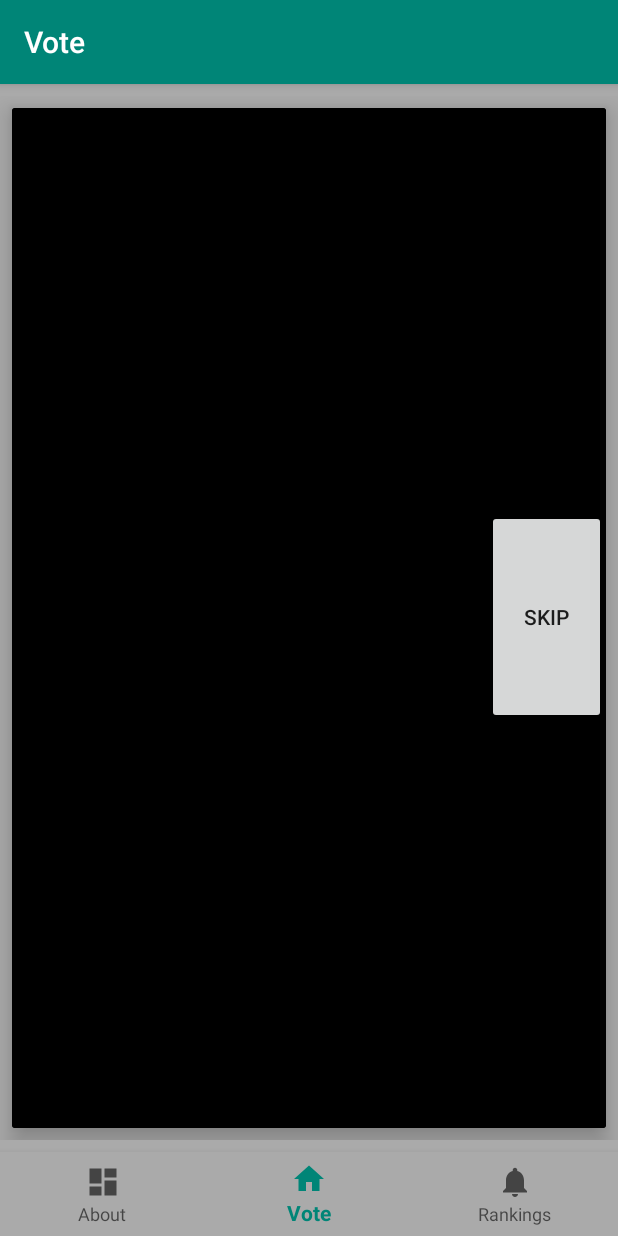
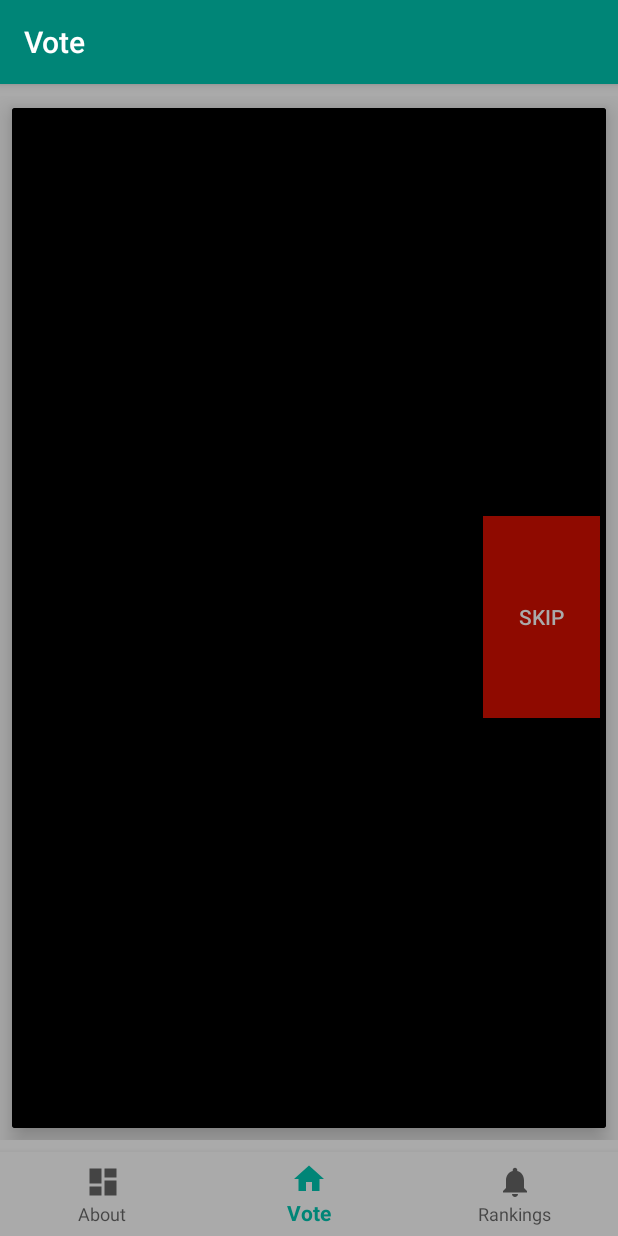
Before and after one commit to JPUF/SoulsBorneBossRanker, an Android app: the screen it shows after launch (VoteActivity), item 2 of the bottom bar chosen, on a phone screen of 412 x 824 dp. Run offline under Robolectric (Android 15) with nearby library versions, the phone set to English and light mode, and no system bars; our stand-ins replace Firebase (no records; nobody signed in at launch, a user with empty details on screens opened directly), Room's generated code; libraries missing offline, so code that uses them is left out: android.arch.persistence; 13 statements that could not run were skipped.

Commit message:
Font changes. Realised that it still crashes on startup because of local db.

```diff
--- a/app/src/main/java/com/example/soulsbornebossranker/RankingActivity.java
+++ b/app/src/main/java/com/example/soulsbornebossranker/RankingActivity.java
@@ -29,6 +29,7 @@ public class RankingActivity extends AppCompatActivity {
     BottomNavigationView navigation;
     Spinner rankingPicker;
     LinearLayout ranking_layout;
+    Typeface font;
 
     private BottomNavigationView.OnNavigationItemSelectedListener mOnNavigationItemSelectedListener
             = new BottomNavigationView.OnNavigationItemSelectedListener() {
@@ -56,6 +57,8 @@ public class RankingActivity extends AppCompatActivity {
         setContentView(R.layout.activity_ranking);
 
         rankingController = new RankingController(this);
+
+        font = Typeface.createFromAsset(getAssets(),"fonts/OptimusPrincepsSemiBold.ttf");
 
         navigation = (BottomNavigationView) findViewById(R.id.navigation);
         navigation.setOnNavigationItemSelectedListener(mOnNavigationItemSelectedListener);
@@ -159,6 +162,8 @@ public class RankingActivity extends AppCompatActivity {
         LinearLayout.LayoutParams nameParams = new LinearLayout.LayoutParams(0, LinearLayout.LayoutParams.MATCH_PARENT, 0.85f);
         nameParams.setMargins(8,0,2,0);
         name_tv.setLayoutParams(nameParams);
+        name_tv.setGravity(Gravity.CENTER_VERTICAL);
+        name_tv.setTypeface(font);
         name_tv.setText(boss.name);
         name_tv.setTextColor(Color.WHITE);
         name_tv.setTextSize(12);
--- a/app/src/main/java/com/example/soulsbornebossranker/StartActivity.java
+++ b/app/src/main/java/com/example/soulsbornebossranker/StartActivity.java
@@ -1,6 +1,7 @@
 package com.example.soulsbornebossranker;
 
 import android.content.Intent;
+import android.graphics.Typeface;
 import android.support.annotation.NonNull;
 import android.support.design.widget.BottomNavigationView;
 import android.support.v7.app.AppCompatActivity;
@@ -47,6 +48,16 @@ public class StartActivity extends AppCompatActivity {
         navigation = (BottomNavigationView) findViewById(R.id.navigation);
         navigation.setOnNavigationItemSelectedListener(mOnNavigationItemSelectedListener);
         navigation.getMenu().getItem(0).setChecked(true);
+
+        Typeface font = Typeface.createFromAsset(getAssets(),"fonts/OptimusPrincepsSemiBold.ttf");
+        TextView about1 = (TextView) findViewById(R.id.about1);
+        about1.setTypeface(font);
+        TextView about3 = (TextView) findViewById(R.id.about3);
+        about3.setTypeface(font);
+        TextView about5 = (TextView) findViewById(R.id.about5);
+        about5.setTypeface(font);
+        TextView about7 = (TextView) findViewById(R.id.about7);
+        about7.setTypeface(font);
 
         realtimeTextView = (TextView) findViewById(R.id.database_tv);
         setButton = (Button) findViewById(R.id.button);
--- a/app/src/main/java/com/example/soulsbornebossranker/VoteActivity.java
+++ b/app/src/main/java/com/example/soulsbornebossranker/VoteActivity.java
@@ -1,6 +1,7 @@
 package com.example.soulsbornebossranker;
 
 import android.content.Intent;
+import android.graphics.Typeface;
 import android.net.Uri;
 import android.os.Bundle;
 import android.support.annotation.NonNull;
@@ -61,9 +62,12 @@ public class VoteActivity extends AppCompatActivity {
         navigation.getMenu().getItem(1).setChecked(true);
         skipButton = findViewById(R.id.skipButton);
 
+        Typeface font = Typeface.createFromAsset(getAssets(),"fonts/OptimusPrincepsSemiBold.ttf");
+
         bossImage1 = findViewById(R.id.bossImage1); bossImage2 = findViewById(R.id.bossImage2);
         gameImage1 = findViewById(R.id.gameImage1); gameImage2 = findViewById(R.id.gameImage2);
         nameText1 = findViewById(R.id.nameText1); nameText2 = findViewById(R.id.nameText2);
+        nameText1.setTypeface(font); nameText2.setTypeface(font);
 
         setCardsToRandomBosses();
 
--- a/app/src/main/res/layout/activity_vote.xml
+++ b/app/src/main/res/layout/activity_vote.xml
@@ -80,8 +80,9 @@
                             <TextView
                                 android:id="@+id/nameText1"
                                 android:layout_width="0dp"
-                                android:layout_height="wrap_content"
+                                android:layout_height="match_parent"
                                 android:layout_weight="1.0"
+                                android:gravity="center_vertical"
                                 android:maxLines="2"
                                 android:paddingLeft="5dp"
                                 android:textAlignment="textStart"
@@ -109,8 +110,9 @@
                             <TextView
                                 android:id="@+id/nameText2"
                                 android:layout_width="0dp"
-                                android:layout_height="wrap_content"
+                                android:layout_height="match_parent"
                                 android:layout_weight="1.0"
+                                android:gravity="center_vertical"
                                 android:maxLines="2"
                                 android:paddingLeft="5dp"
                                 android:textAlignment="textStart"
@@ -125,8 +127,15 @@
                         android:id="@+id/skipButton"
                         android:layout_width="0dp"
                         android:layout_height="match_parent"
+                        android:layout_marginStart="4sp"
+                        android:layout_marginTop="4sp"
+                        android:layout_marginEnd="4sp"
+                        android:layout_marginBottom="4sp"
                         android:layout_weight=".2"
-                        android:text="SKIP" />
+                        android:background="@color/colorAccent"
+                        android:elevation="4dp"
+                        android:text="SKIP"
+                        android:textColor="@android:color/darker_gray" />
 
                 </LinearLayout>
 
```
Also changed, not shown: app/src/main/res/layout/activity_ranking.xml (+43 -9 lines), app/src/main/res/layout/activity_start.xml (+2 -5 lines).
